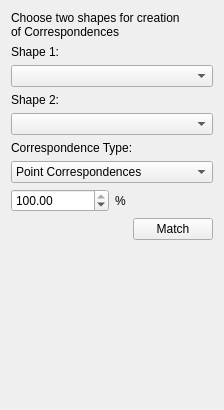
PeterZs/ShapeAnalyzer, file src/custom/tabs/IdentityMatchingTabWidget.ui: the form before one commit.
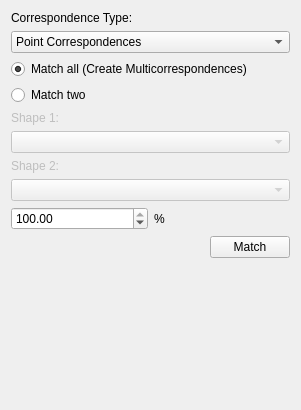
The form after the commit.

```diff
--- a/src/custom/tabs/IdentityMatchingTabWidget.ui
+++ b/src/custom/tabs/IdentityMatchingTabWidget.ui
@@ -6,7 +6,7 @@
    <rect>
     <x>0</x>
     <y>0</y>
-    <width>224</width>
+    <width>301</width>
     <height>410</height>
    </rect>
   </property>
@@ -17,34 +17,6 @@
    </sizepolicy>
   </property>
   <layout class="QVBoxLayout" name="verticalLayout">
-   <item>
-    <widget class="QLabel" name="labelChoose">
-     <property name="text">
-      <string>Choose two shapes for creation
-of Correspondences</string>
-     </property>
-    </widget>
-   </item>
-   <item>
-    <widget class="QLabel" name="labelShape1">
-     <property name="text">
-      <string>Shape 1:</string>
-     </property>
-    </widget>
-   </item>
-   <item>
-    <widget class="QComboBox" name="comboBoxShape1"/>
-   </item>
-   <item>
-    <widget class="QLabel" name="labelShape2">
-     <property name="text">
-      <string>Shape 2:</string>
-     </property>
-    </widget>
-   </item>
-   <item>
-    <widget class="QComboBox" name="comboBoxShape2"/>
-   </item>
    <item>
     <widget class="QLabel" name="labelCorrespondences">
      <property name="text">
@@ -66,6 +38,63 @@
      </item>
     </widget>
    </item>
+   <item>
+    <widget class="QRadioButton" name="radioButtonMultiCorrespondences">
+     <property name="text">
+      <string>Match all (Create Multicorrespondences)</string>
+     </property>
+     <property name="checked">
+      <bool>true</bool>
+     </property>
+     <attribute name="buttonGroup">
+      <string notr="true">buttonGroup</string>
+     </attribute>
+    </widget>
+   </item>
+   <item>
+    <widget class="QRadioButton" name="radioButtonBinaryCorrespondences">
+     <property name="text">
+      <string>Match two</string>
+     </property>
+     <attribute name="buttonGroup">
+      <string notr="true">buttonGroup</string>
+     </attribute>
+    </widget>
+   </item>
+   <item>
+    <widget class="QLabel" name="labelShape1">
+     <property name="enabled">
+      <bool>false</bool>
+     </property>
+     <property name="text">
+      <string>Shape 1:</string>
+     </property>
+    </widget>
+   </item>
+   <item>
+    <widget class="QComboBox" name="comboBoxShape1">
+     <property name="enabled">
+      <bool>false</bool>
+     </property>
+    </widget>
+   </item>
+   <item>
+    <widget class="QLabel" name="labelShape2">
+     <property name="enabled">
+      <bool>false</bool>
+     </property>
+     <property name="text">
+      <string>Shape 2:</string>
+     </property>
+    </widget>
+   </item>
+   <item>
+    <widget class="QComboBox" name="comboBoxShape2">
+     <property name="enabled">
+      <bool>false</bool>
+     </property>
+    </widget>
+   </item>
    <item>
     <layout class="QHBoxLayout" name="horizontalLayout_2">
      <item>
```
Left out of the diff: 3 changed lines with no effect on the pictures.
